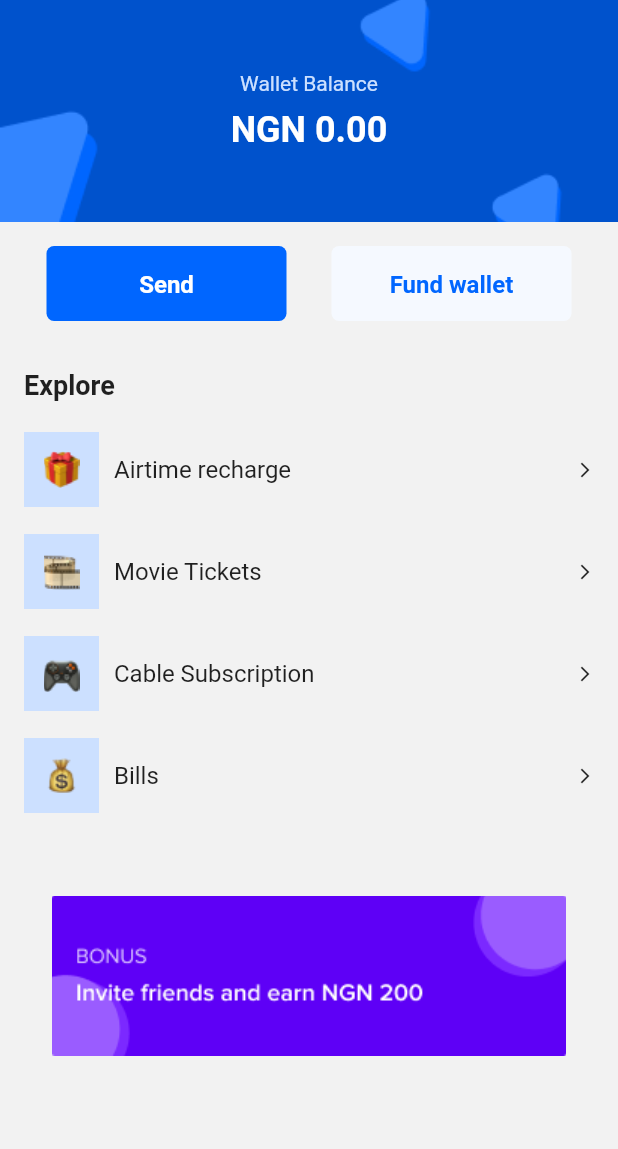
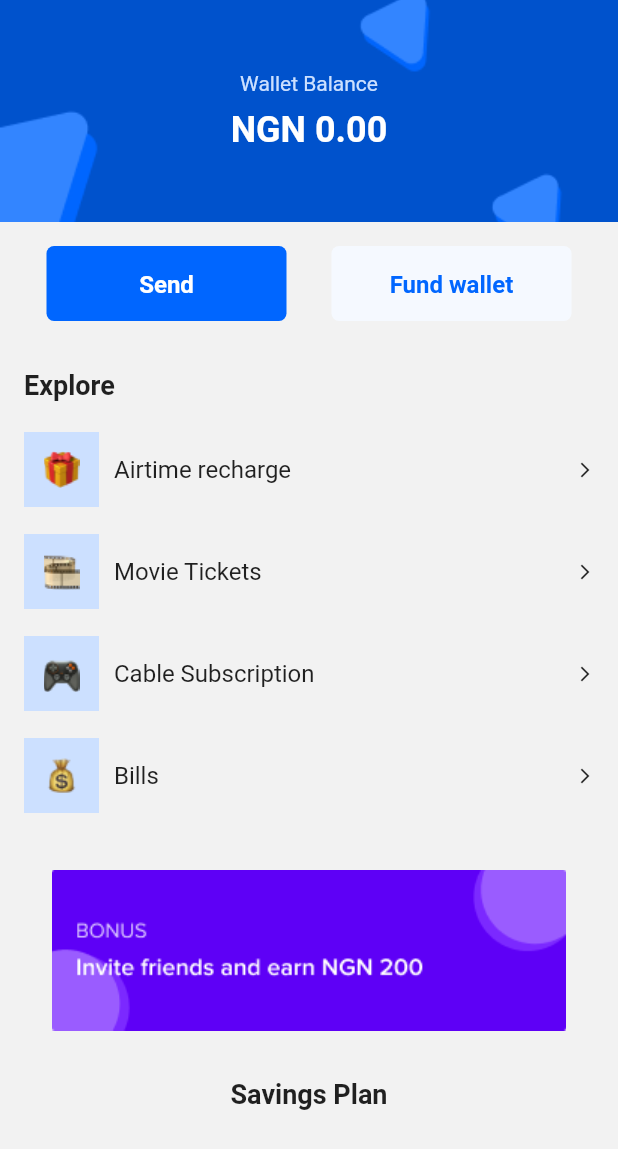
Before and after one commit to Allename/Sylar, a Flutter app: the HomeScreen screen opened directly, on a phone screen of 412 x 824 dp. Shown: the top 1149 px of the screen. Run offline on Flutter 3.47's test engine with Material 2 defaults, Android fonts, the phone set to English and light mode, and no system bars.

Commit message:
feat: update

```diff
--- a/lib/screens/homescreen/homescreen.dart
+++ b/lib/screens/homescreen/homescreen.dart
@@ -61,9 +61,28 @@ class _HomeScreenState extends State<HomeScreen> {
                   ],
                 ),
               ),
-              SizedBox(height: 37.0),
+              const SizedBox(height: 20.0),
               const Image(
                 image: AssetImage('assets/images/banner.png'),
+              ),
+              const SizedBox(height: 32.0),
+              Column(
+                mainAxisAlignment: MainAxisAlignment.start,
+                children:  <Widget> [
+                  const Text(
+                    'Savings Plan',
+                    style: TextStyle(
+                      fontSize: 18,
+                      fontWeight: FontWeight.w600,
+                    ),
+                  ),
+                  SingleChildScrollView(
+                    scrollDirection: Axis.horizontal,
+                    child: Row(
+
+                    ),
+                  ),
+                ],
               ),
             ],
           ),
```
